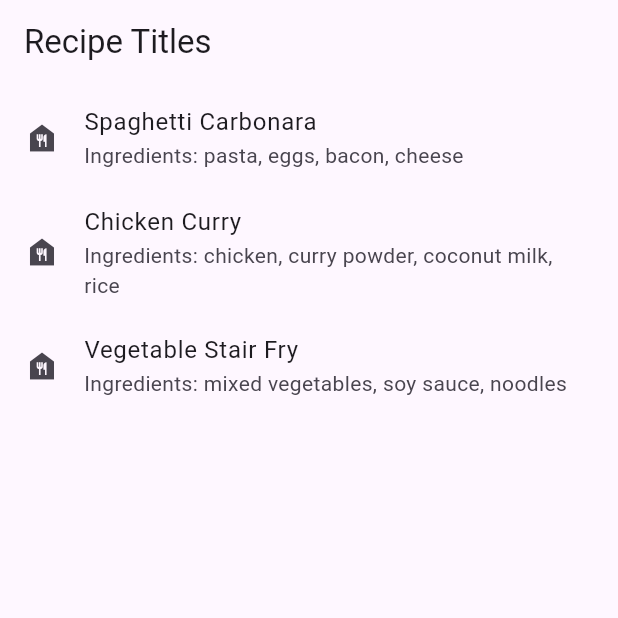
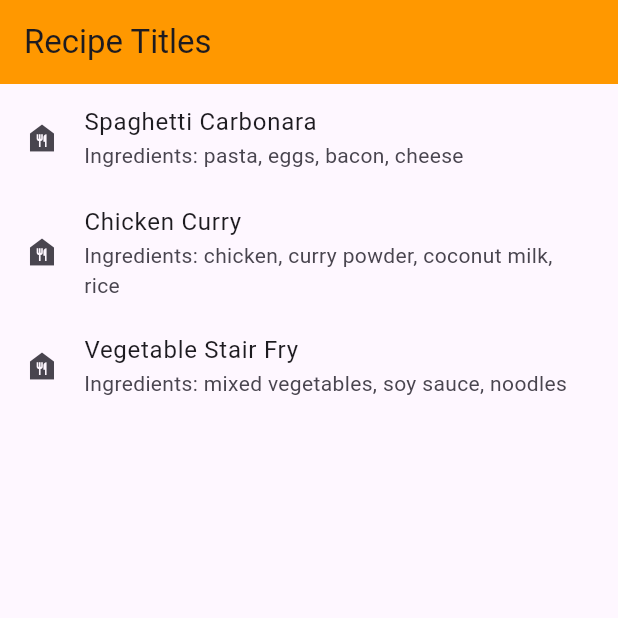
Before and after one commit to shahidurrahman/module14livetest, a Flutter app: the screen it shows after launch, on a phone screen of 412 x 824 dp, the top half of it. Run offline on Flutter 3.47's test engine with Material 3 defaults, Android fonts, the phone set to English and light mode, and no system bars.

Commit message:
init commit

```diff
--- a/lib/livetestmodule14.dart
+++ b/lib/livetestmodule14.dart
@@ -56,6 +56,7 @@ class RecipeListScreen extends StatelessWidget {
     return Scaffold(
       appBar: AppBar(
         title: const Text('Recipe Titles'),
+        backgroundColor: Colors.orange,
       ),
       body: ListView.builder(
         itemCount: recipes.length, // Total number of items in the list
```
